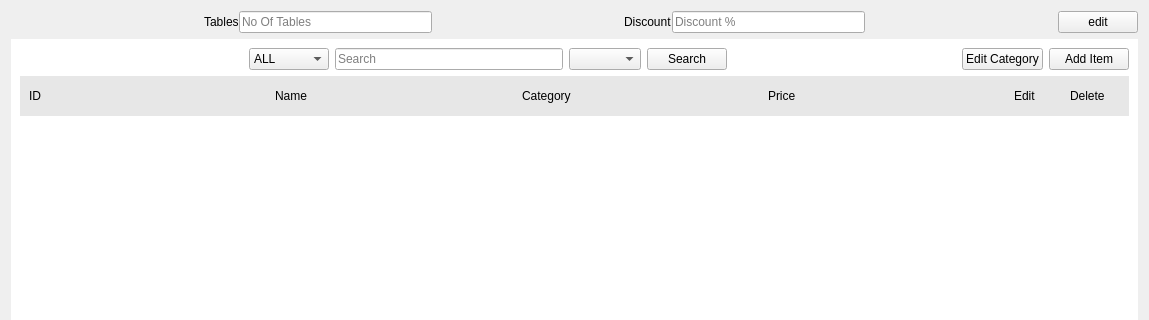
Anmol-A-jain/Dyner, file menu/admin/adminwidget.ui: the form before one commit; both pictures show x 0 to 1149 and y 0 to 320 of the 1149 by 775 pixel window.
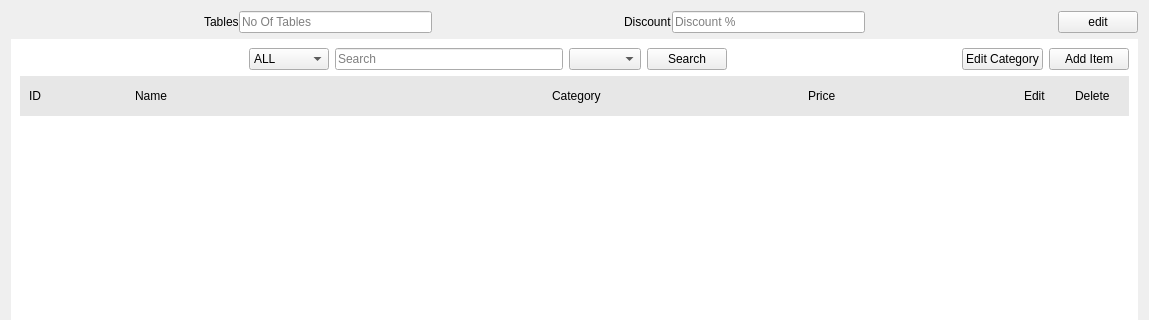
The form after the commit.

The edit to the form file:
```diff
--- a/menu/admin/adminwidget.ui
+++ b/menu/admin/adminwidget.ui
@@ -244,6 +244,9 @@
 background-color: rgb(231, 231, 231);</string>
           </property>
           <layout class="QHBoxLayout" name="horizontalLayout_2">
+           <property name="spacing">
+            <number>6</number>
+           </property>
            <property name="leftMargin">
             <number>9</number>
            </property>
@@ -255,6 +258,12 @@
            </property>
            <item>
             <widget class="QLabel" name="label_id">
+             <property name="maximumSize">
+              <size>
+               <width>100</width>
+               <height>16777215</height>
+              </size>
+             </property>
              <property name="text">
               <string>ID</string>
              </property>
@@ -269,6 +278,12 @@
            </item>
            <item>
             <widget class="QLabel" name="label_category">
+             <property name="maximumSize">
+              <size>
+               <width>250</width>
+               <height>16777215</height>
+              </size>
+             </property>
              <property name="text">
               <string>Category</string>
              </property>
@@ -276,6 +291,12 @@
            </item>
            <item>
             <widget class="QLabel" name="label_price">
+             <property name="maximumSize">
+              <size>
+               <width>210</width>
+               <height>16777215</height>
+              </size>
+             </property>
              <property name="text">
               <string>Price</string>
              </property>
@@ -291,7 +312,7 @@
              </property>
              <property name="maximumSize">
               <size>
-               <width>50</width>
+               <width>45</width>
                <height>16777215</height>
               </size>
              </property>
@@ -310,7 +331,7 @@
              </property>
              <property name="maximumSize">
               <size>
-               <width>50</width>
+               <width>45</width>
                <height>16777215</height>
               </size>
              </property>
@@ -346,6 +367,21 @@
             <item>
              <widget class="QWidget" name="widget" native="true">
               <layout class="QVBoxLayout" name="verticalLayout_6">
+               <property name="spacing">
+                <number>0</number>
+               </property>
+               <property name="leftMargin">
+                <number>0</number>
+               </property>
+               <property name="topMargin">
+                <number>0</number>
+               </property>
+               <property name="rightMargin">
+                <number>0</number>
+               </property>
+               <property name="bottomMargin">
+                <number>0</number>
+               </property>
                <item>
                 <layout class="QVBoxLayout" name="displayAddMenu"/>
                </item>
```
Left out of the diff: 21 changed lines with no effect on the pictures.
